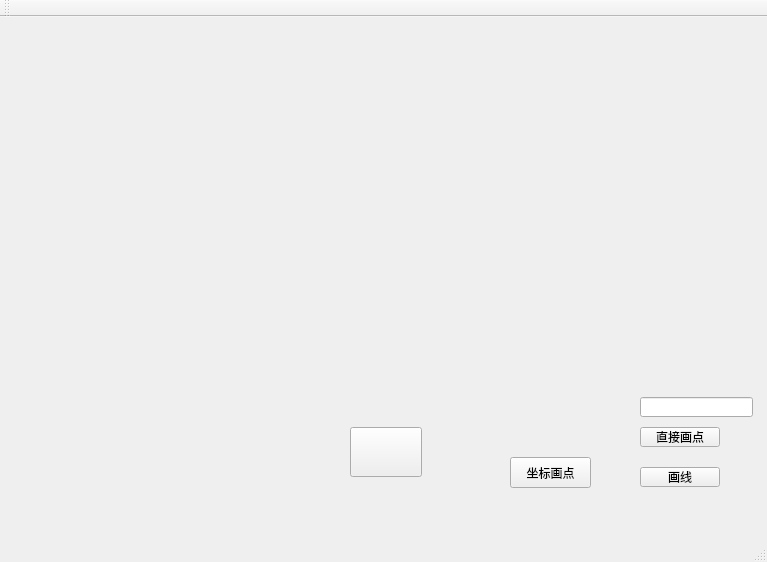
This is mainwindow.ui in charon-cheung/QSketch as Qt 5 draws it before an edit. The edited form follows.
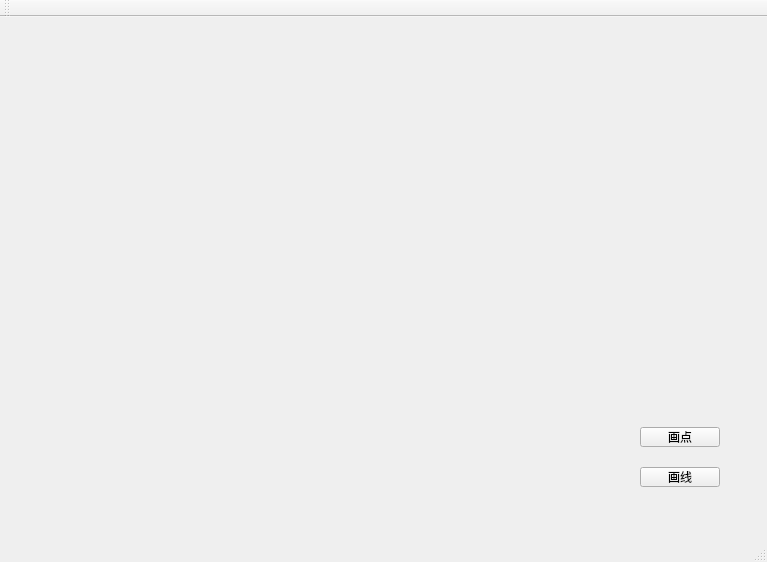
This is the edited form. Icons and pictures are not drawn.

Commit message: feat: select different way to draw line and point

```diff
--- a/mainwindow.ui
+++ b/mainwindow.ui
@@ -14,32 +14,6 @@
    <string>MainWindow</string>
   </property>
   <widget class="QWidget" name="centralWidget">
-   <widget class="QPushButton" name="drawPt">
-    <property name="geometry">
-     <rect>
-      <x>350</x>
-      <y>410</y>
-      <width>72</width>
-      <height>50</height>
-     </rect>
-    </property>
-    <property name="text">
-     <string/>
-    </property>
-    <property name="icon">
-     <iconset resource="res.qrc">
-      <normaloff>:/Shape/Shape/rectangle.png</normaloff>:/Shape/Shape/rectangle.png</iconset>
-    </property>
-    <property name="iconSize">
-     <size>
-      <width>48</width>
-      <height>48</height>
-     </size>
-    </property>
-    <property name="flat">
-     <bool>false</bool>
-    </property>
-   </widget>
    <widget class="QPushButton" name="DrawPt">
     <property name="geometry">
      <rect>
@@ -50,17 +24,7 @@
      </rect>
     </property>
     <property name="text">
-     <string>直接画点</string>
-    </property>
-   </widget>
-   <widget class="QLineEdit" name="lineEdit">
-    <property name="geometry">
-     <rect>
-      <x>640</x>
-      <y>380</y>
-      <width>113</width>
-      <height>20</height>
-     </rect>
+     <string>画点</string>
     </property>
    </widget>
    <widget class="QPushButton" name="DrawLine">
@@ -76,19 +40,6 @@
      <string>画线</string>
     </property>
    </widget>
-   <widget class="QPushButton" name="DrawPtPos">
-    <property name="geometry">
-     <rect>
-      <x>510</x>
-      <y>440</y>
-      <width>81</width>
-      <height>31</height>
-     </rect>
-    </property>
-    <property name="text">
-     <string>坐标画点</string>
-    </property>
-   </widget>
   </widget>
   <widget class="QMenuBar" name="menuBar">
    <property name="geometry">
```
Left out of the diff: 29 changed lines with no effect on the pictures. The commit also changes 4 other files.
